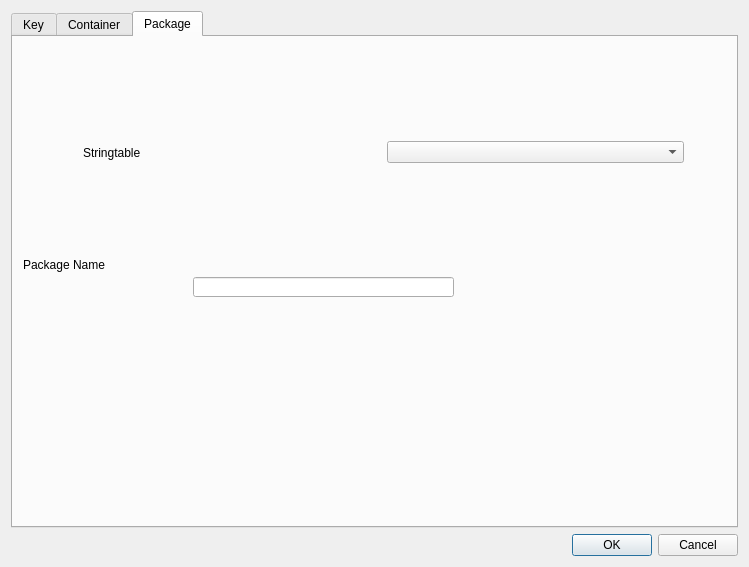
First picture: the form in addentrydialog.ui, repository dedmen/de_stringtabler, before the edit.
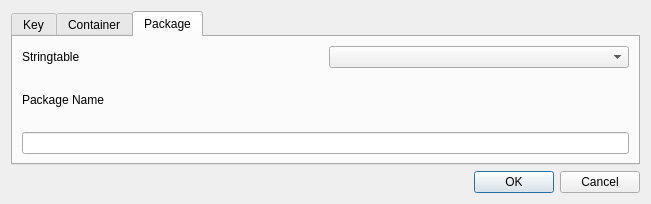
Second picture: the form after the edit. The open tabs and pages were chosen to show the change.

```diff
--- a/addentrydialog.ui
+++ b/addentrydialog.ui
@@ -6,8 +6,8 @@
    <rect>
     <x>0</x>
     <y>0</y>
-    <width>749</width>
-    <height>567</height>
+    <width>651</width>
+    <height>198</height>
    </rect>
   </property>
   <property name="windowTitle">
@@ -139,38 +139,8 @@
       <attribute name="title">
        <string>Package</string>
       </attribute>
-      <widget class="QLabel" name="label_6">
-       <property name="geometry">
-        <rect>
-         <x>10</x>
-         <y>220</y>
-         <width>161</width>
-         <height>16</height>
-        </rect>
-       </property>
-       <property name="text">
-        <string>Package Name</string>
-       </property>
-      </widget>
-      <widget class="QLineEdit" name="edit_Package_PackageName">
-       <property name="geometry">
-        <rect>
-         <x>180</x>
-         <y>240</y>
-         <width>261</width>
-         <height>20</height>
-        </rect>
-       </property>
-      </widget>
-      <widget class="QWidget" name="horizontalLayoutWidget_8">
-       <property name="geometry">
-        <rect>
-         <x>70</x>
-         <y>20</y>
-         <width>601</width>
-         <height>191</height>
-        </rect>
-       </property>
+      <layout class="QVBoxLayout" name="verticalLayout_4">
+       <item>
        <layout class="QHBoxLayout" name="horizontalLayout_8">
         <item>
          <widget class="QLabel" name="label_9">
@@ -183,7 +153,18 @@
          <widget class="QComboBox" name="combo_Package_Stringtable"/>
         </item>
        </layout>
-      </widget>
+       </item>
+       <item>
+        <widget class="QLabel" name="label_6">
+         <property name="text">
+          <string>Package Name</string>
+         </property>
+        </widget>
+       </item>
+       <item>
+        <widget class="QLineEdit" name="edit_Package_PackageName"/>
+       </item>
+      </layout>
      </widget>
     </widget>
    </item>
```
Left out of the diff: 47 changed lines with no effect on the pictures. Lines whose indentation alone changed are shown as unchanged.
